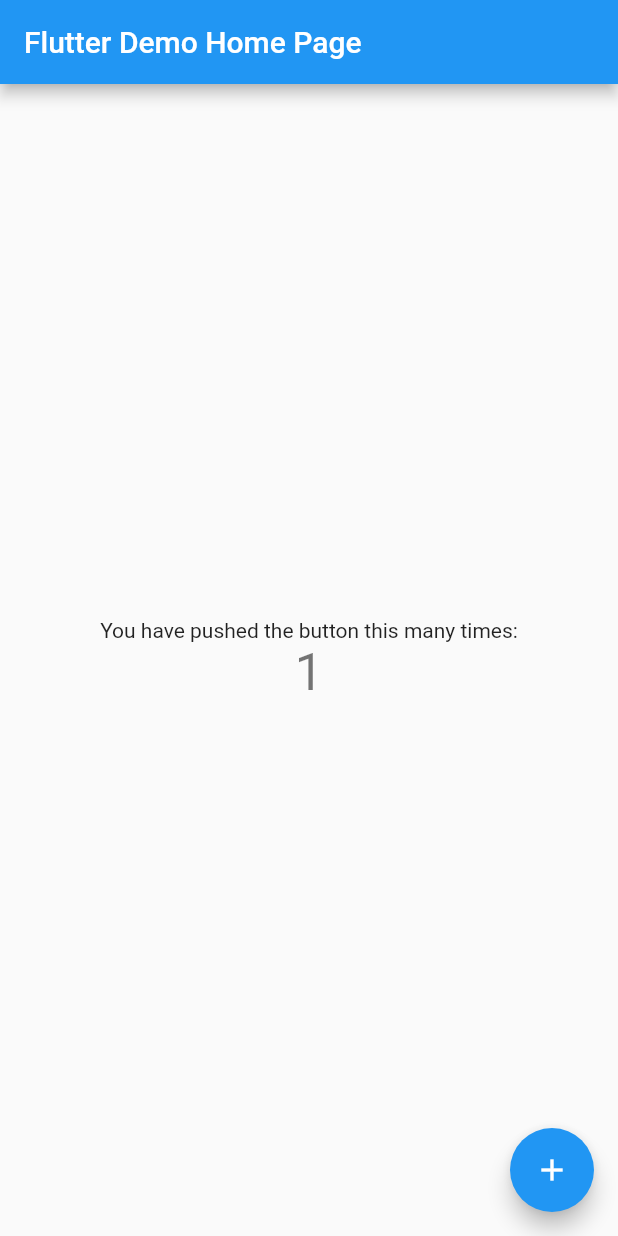
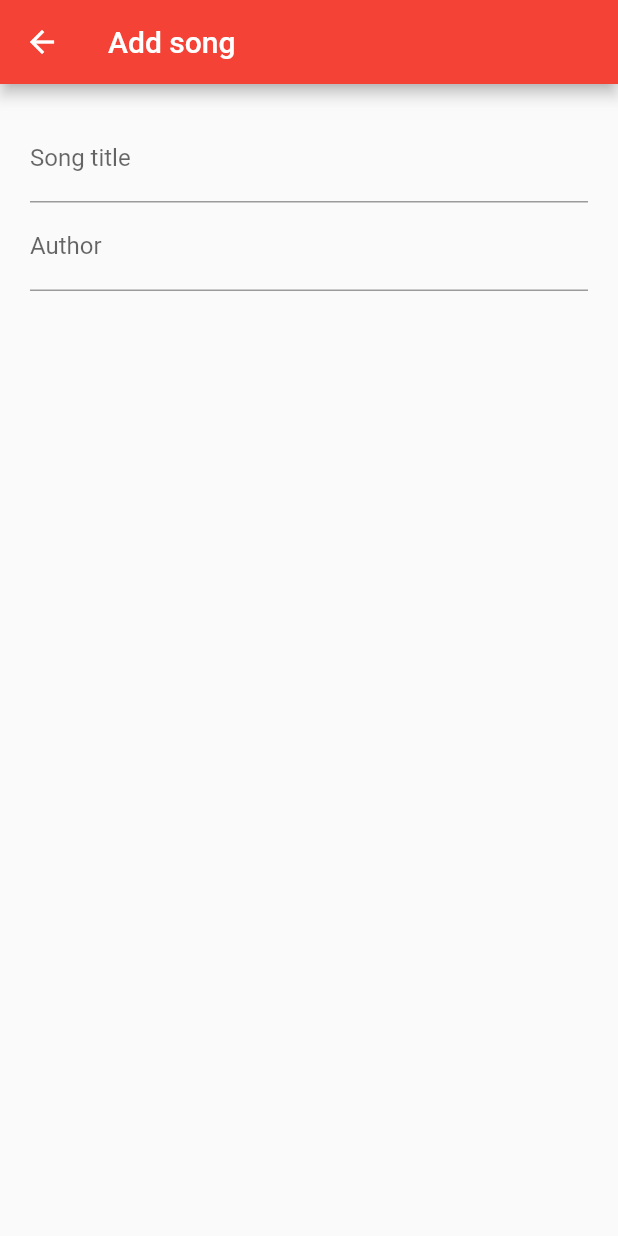
Before and after one commit to SentientCoffee/ChoproReader, a Flutter app: the screen it shows after launch, after a tap on the "add" icon, on a phone screen of 412 x 824 dp. Run offline on Flutter 3.47's test engine with Material 2 defaults, Android fonts, the phone set to English and light mode, and no system bars.

Commit message:
[Add] ListView and SongForm (no file reading yet)

```diff
--- a/lib/main.dart
+++ b/lib/main.dart
@@ -1,66 +1,24 @@
-import 'package:flutter/material.dart';
+import 'package:ChoproReader/pages/song_form.dart';
+import "package:flutter/material.dart";
 
-void main() {
-  runApp(Application());
-}
+import 'pages/song_list.dart';
+
+void main() => runApp(Application());
 
 class Application extends StatelessWidget {
-  // This widget is the root of your application.
   @override
   Widget build(BuildContext context) {
     return MaterialApp(
-      title: 'Flutter Demo',
+      title: "ChordPro Songbook",
+      debugShowCheckedModeBanner: false,
       theme: ThemeData(
-        primarySwatch: Colors.blue,
+        primarySwatch: Colors.red,
         visualDensity: VisualDensity.adaptivePlatformDensity,
       ),
-      home: SongSelectPage(title: 'Flutter Demo Home Page'),
+      home: SongSelectPage(title: "Songs"),
+      routes: {
+        "/songForm": (context) => SongForm(),
+      },
     );
   }
 }
-
-class SongSelectPage extends StatefulWidget {
-  SongSelectPage({Key key, this.title}) : super(key: key);
-  final String title;
-
-  @override
-  _SongSelectPageState createState() => _SongSelectPageState();
-}
-
-class _SongSelectPageState extends State<SongSelectPage> {
-  int _counter = 0;
-
-  void _incrementCounter() {
-    setState(() {
-      _counter++;
-    });
-  }
-
-  @override
-  Widget build(BuildContext context) {
-    return Scaffold(
-      appBar: AppBar(
-        title: Text(widget.title),
-      ),
-      body: Center(
-        child: Column(
-          mainAxisAlignment: MainAxisAlignment.center,
-          children: <Widget>[
-            Text(
-              'You have pushed the button this many times:',
-            ),
-            Text(
-              '$_counter',
-              style: Theme.of(context).textTheme.headline4,
-            ),
-          ],
-        ),
-      ),
-      floatingActionButton: FloatingActionButton(
-        onPressed: _incrementCounter,
-        tooltip: 'Increment',
-        child: Icon(Icons.add),
-      ),
-    );
-  }
-}
--- /dev/null
+++ b/lib/pages/song_form.dart
@@ -0,0 +1,95 @@
+import 'package:ChoproReader/song.dart';
+import 'package:flutter/material.dart';
+
+class SongForm extends StatefulWidget {
+  SongForm({Key key}) : super(key: key);
+
+  @override
+  createState() => _SongFormState();
+}
+
+class _SongFormState extends State<SongForm> {
+  Future<bool> _showDiscardDialog(BuildContext context) async {
+    var ret = await showDialog<bool>(
+      context: context,
+      barrierDismissible: true,
+      builder: (context) => AlertDialog(
+        title: Text("Discard?"),
+        content: Text("Leave without saving changes?"),
+        elevation: 24.0,
+        actions: [
+          FlatButton(
+            child: Text("Yes"),
+            onPressed: () {
+              Navigator.of(context).pop(true);
+            },
+          ),
+          FlatButton(
+            child: Text("No"),
+            onPressed: () {
+              Navigator.of(context).pop(false);
+            },
+          ),
+        ],
+      ),
+    );
+
+    return ret ?? false;
+  }
+
+  @override
+  Widget build(BuildContext context) {
+    final Song oldSong = ModalRoute.of(context).settings.arguments;
+
+    var pageTitle = oldSong == null ? "Add song" : "Edit song";
+    var songTitle = oldSong?.title ?? "";
+    var songAuthor = oldSong?.author ?? "";
+
+    return WillPopScope(
+      onWillPop: () async {
+        var ret = await _showDiscardDialog(context);
+        //
+        // Mega @Ugh @CodeSmell
+        // Maybe there's a better way to do this so that it doesn't pop twice
+        // but still returns through the navigator?
+        //
+        if (ret) print("Cancelled editing: ${oldSong ?? "New song"}");
+        return ret;
+      },
+      child: Scaffold(
+        appBar: AppBar(
+          leading: IconButton(
+            icon: Icon(Icons.arrow_back),
+            onPressed: () async {
+              if (await _showDiscardDialog(context)) {
+                Navigator.of(context).pop("Cancelled editing: ${oldSong ?? "New song"}");
+              }
+            },
+          ),
+          title: Text(pageTitle),
+        ),
+        body: Center(
+          child: Container(
+            padding: EdgeInsets.all(20.0),
+            child: Column(
+              children: [
+                TextFormField(
+                  initialValue: songTitle,
+                  decoration: InputDecoration(
+                    labelText: "Song title",
+                  ),
+                ),
+                TextFormField(
+                  initialValue: songAuthor,
+                  decoration: InputDecoration(
+                    labelText: "Author",
+                  ),
+                ),
+              ],
+            ),
+          ),
+        ),
+      ),
+    );
+  }
+}
--- /dev/null
+++ b/lib/pages/song_list.dart
@@ -0,0 +1,73 @@
+import "package:flutter/material.dart";
+import "package:ChoproReader/song.dart";
+
+class SongSelectPage extends StatefulWidget {
+  SongSelectPage({Key key, this.title}) : super(key: key);
+  final String title;
+
+  @override
+  _SongSelectPageState createState() => _SongSelectPageState();
+}
+
+class _SongSelectPageState extends State<SongSelectPage> {
+  List<Song> songList = [
+    Song(title: "Song 1", author: "Author 1"),
+    Song(title: "Song 2", author: "Author 2"),
+  ];
+
+  Offset _tapPosition;
+
+  @override
+  Widget build(BuildContext context) {
+    return Scaffold(
+      appBar: AppBar(
+        title: Row(
+          mainAxisAlignment: MainAxisAlignment.spaceBetween,
+          children: [
+            Text(widget.title),
+            IconButton(
+              icon: Icon(Icons.add),
+              onPressed: () async {
+                var returnMsg = await Navigator.pushNamed(context, "/songForm");
+                if (returnMsg != null) print(returnMsg);
+              },
+            ),
+          ],
+        ),
+      ),
+      body: ListView.separated(
+        itemCount: songList.length,
+        itemBuilder: (context, index) {
+          return GestureDetector(
+            child: SongWidget(song: songList[index]),
+            onTapDown: (details) {
+              _tapPosition = details.globalPosition;
+            },
+            onLongPress: () async {
+              final RenderBox overlay = Overlay.of(context).context.findRenderObject();
+              showMenu(
+                context: context,
+                position: RelativeRect.fromRect(_tapPosition & const Size(40, 40), Offset.zero & overlay.size),
+                items: [
+                  PopupMenuItem(
+                    value: 0,
+                    child: Text("Edit"),
+                  ),
+                ],
+              ).then((value) async {
+                switch (value) {
+                  case 0:
+                    var returnMsg = await Navigator.pushNamed(context, "/songForm", arguments: songList[index]);
+                    if (returnMsg != null) print(returnMsg);
+                    break;
+                }
+              });
+            },
+          );
+        },
+        separatorBuilder: (context, index) => Divider(thickness: 2, color: Colors.black),
+      ),
+      floatingActionButton: null,
+    );
+  }
+}
--- /dev/null
+++ b/lib/song.dart
@@ -0,0 +1,27 @@
+import "package:flutter/material.dart";
+
+class Song {
+  String title;
+  String author;
+
+  Song({this.title, this.author});
+
+  @override
+  String toString() {
+    return "Song { title: $title, author: $author }";
+  }
+}
+
+class SongWidget extends StatelessWidget {
+  final Song song;
+
+  SongWidget({this.song});
+
+  @override
+  Widget build(BuildContext context) {
+    return ListTile(
+      title: Text(song.title),
+      subtitle: Text(song.author),
+    );
+  }
+}
```
Also changed, not shown: 1 other file.
